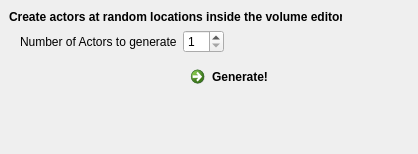
First picture: the form in delta3d/utilities/STAGE/plugins/STRandomActorGenerator/randomactorgenerator.ui, repository delta3d/delta3d, before the edit.
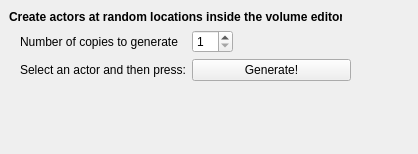
Second picture: the form after the edit.

Commit message: STAGE: RandomActorGenerator button now is disabled if no Actor is selected.  Also, the button is more "normal" looking.

Diff of the .ui file:
```diff
--- a/delta3d/utilities/STAGE/plugins/STRandomActorGenerator/randomactorgenerator.ui
+++ b/delta3d/utilities/STAGE/plugins/STRandomActorGenerator/randomactorgenerator.ui
@@ -45,7 +45,7 @@
       <x>20</x>
       <y>30</y>
       <width>331</width>
-      <height>71</height>
+      <height>87</height>
      </rect>
     </property>
     <layout class="QFormLayout" name="formLayout">
@@ -55,7 +55,7 @@
      <item row="0" column="0">
       <widget class="QLabel" name="label_2">
        <property name="text">
-        <string>Number of Actors to generate</string>
+        <string>Number of copies to generate</string>
        </property>
       </widget>
      </item>
@@ -72,13 +72,20 @@
        </property>
       </widget>
      </item>
-     <item row="2" column="1">
-      <widget class="QCommandLinkButton" name="mGenerateBtn">
+     <item row="1" column="1">
+      <widget class="QPushButton" name="mGenerateBtn">
        <property name="text">
         <string>Generate!</string>
        </property>
       </widget>
      </item>
+     <item row="1" column="0">
+      <widget class="QLabel" name="label">
+       <property name="text">
+        <string>Select an actor and then press:</string>
+       </property>
+      </widget>
+     </item>
     </layout>
    </widget>
   </widget>
```
The commit also changes 2 other files.
